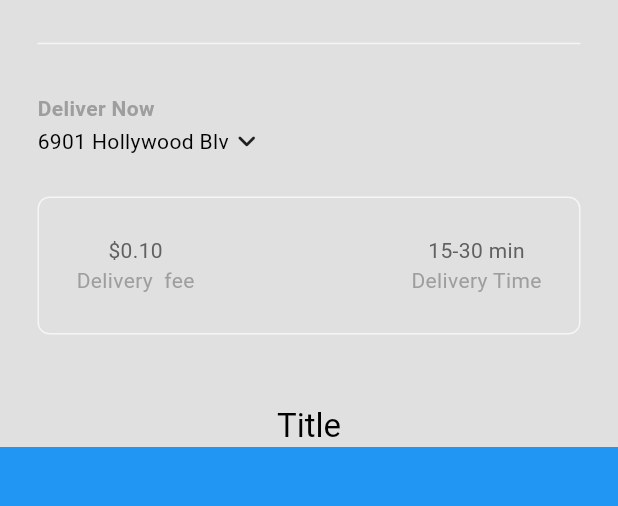
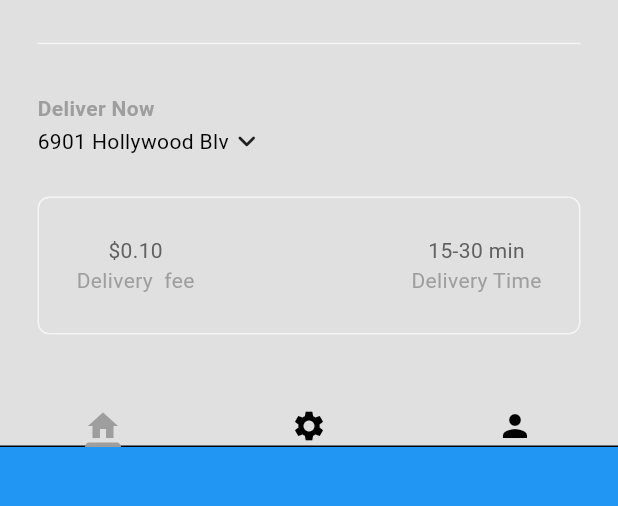
Before and after one commit to ShahwaizZahid/TOTO, a Flutter app: the HomePage screen opened directly, on a phone screen of 412 x 824 dp, the part 63-569 px from its top. Run offline on Flutter 3.47's test engine with Material 3 defaults, Android fonts, the light colour scheme and no system bars.

Commit message:
add: tabbar

```diff
--- /dev/null
+++ b/client/lib/components/my_tab_bar.dart
@@ -0,0 +1,18 @@
+import 'package:flutter/material.dart';
+
+class MyTabBar extends StatelessWidget {
+  final TabController tabController;
+  const MyTabBar({super.key, required this.tabController});
+
+  @override
+  Widget build(BuildContext context) {
+    return Container(
+      child: TabBar(controller: tabController,
+      tabs: [
+        Icon(Icons.home),
+        Icon(Icons.settings),
+        Icon(Icons.person)
+      ],),
+    );
+  }
+}
--- a/client/lib/pages/home_page.dart
+++ b/client/lib/pages/home_page.dart
@@ -2,6 +2,7 @@ import 'package:client/components/my_current_loaction.dart';
 import 'package:client/components/my_description_box.dart';
 import 'package:client/components/my_drawer.dart';
 import 'package:client/components/my_silver_app_bar.dart';
+import 'package:client/components/my_tab_bar.dart';
 import 'package:flutter/material.dart';
 
 class HomePage extends StatefulWidget {
@@ -11,7 +12,19 @@ class HomePage extends StatefulWidget {
   State<HomePage> createState() => _HomePageState();
 }
 
-class _HomePageState extends State<HomePage> {
+class _HomePageState extends State<HomePage> with SingleTickerProviderStateMixin{
+  late TabController _tabController;
+  @override
+  void initState() {
+    super.initState();
+    _tabController = TabController(length: 3, vsync: this);
+  }
+  @override
+  void dispose() {
+    // TODO: implement dispose
+    _tabController.dispose();
+    super.dispose();
+  }
   @override
   Widget build(BuildContext context) {
     return Scaffold(
@@ -20,7 +33,7 @@ class _HomePageState extends State<HomePage> {
       body: NestedScrollView(
         headerSliverBuilder: (context, innerBoxIsScrolled) => [
          MySilverAppBar(
-            title: Text('Title'),
+            title:MyTabBar(tabController: _tabController),
             child:  Column(
               mainAxisAlignment: MainAxisAlignment.end,
               children: [
```
